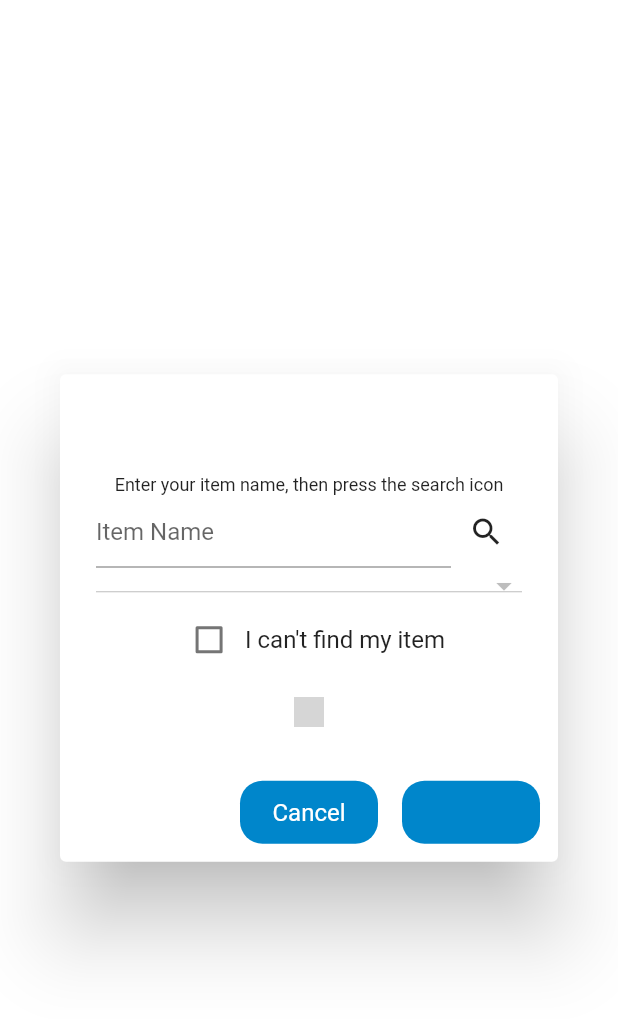
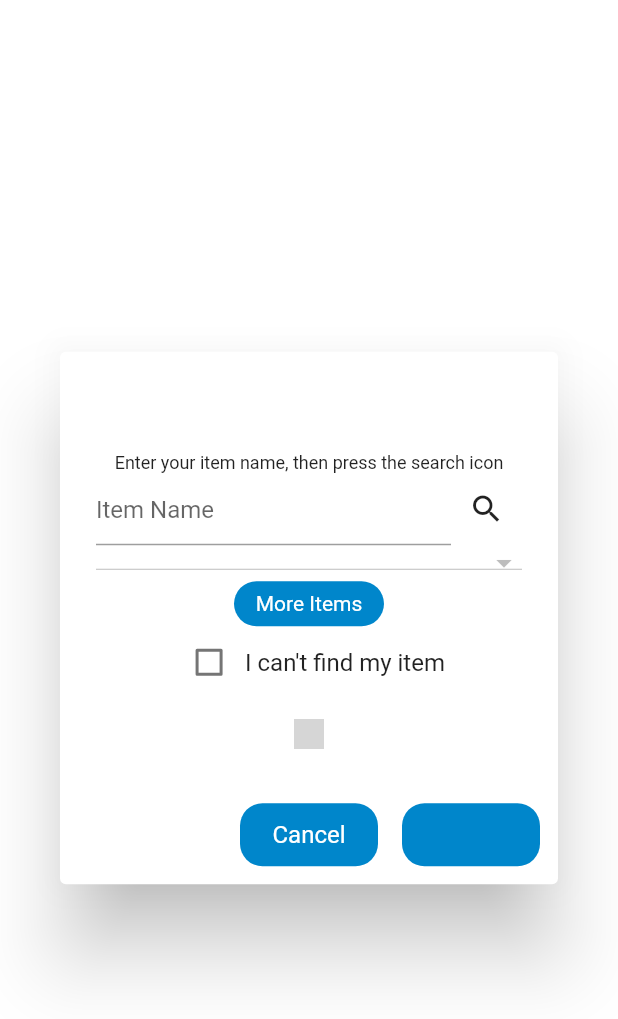
Before and after one commit to ListEverywhere/ListEverywhereApp, a Flutter app: the ItemDialog screen opened directly with empty values, after a tap on the "search" icon, on a phone screen of 412 x 824 dp. Shown: the top 1019 px of the screen. Run offline on Flutter 3.47's test engine with Material 2 defaults, Android fonts, the phone set to English and light mode, and no system bars; our stand-ins replace email_validator, flutter_secure_storage, font_awesome_flutter; accounts and stored records are empty; network calls fail; grey boxes are pictures that could not be loaded.

Commit message:
Lists - commit 14
- added "More items" option to item dialog
- moves page number up by 1

```diff
--- a/lib/constants.dart
+++ b/lib/constants.dart
@@ -1,8 +1,7 @@
 import 'package:flutter/material.dart';
 
-// String apiUrl = 'http://localhost:8080';
-String apiUrl =
-    'http://listeverywhereapi-env.eba-nsfgxj2p.us-east-1.elasticbeanstalk.com';
+String apiUrl = 'http://localhost:8080';
+// 'http://listeverywhereapi-env.eba-nsfgxj2p.us-east-1.elasticbeanstalk.com';
 
 const searchTypes = ['contains', 'starts', 'ends'];
 
--- a/lib/services/lists_service.dart
+++ b/lib/services/lists_service.dart
@@ -161,9 +161,10 @@ class ListsService {
   }
 
   /// Returns a list of items matching the given [search]
-  Future<List<ItemModel>> searchItemsByName(String search) async {
+  Future<List<ItemModel>> searchItemsByName(String search,
+      {int page_number = 0}) async {
     // encode search string to json
-    var searchData = jsonEncode({'search': search});
+    var searchData = jsonEncode({'search': search, 'pageNumber': page_number});
 
     // get user token
     String token = await userService.getTokenIfSet();
--- a/lib/widgets/item_dialog.dart
+++ b/lib/widgets/item_dialog.dart
@@ -67,6 +67,40 @@ class ItemDialogState extends State<ItemDialog> {
   /// Form Key
   final _formKey = GlobalKey<FormState>();
 
+  /// Page number
+  int pageNumber = 0;
+
+  /// Performs item search
+  void searchItems(BuildContext innerContext, bool resetPage) async {
+    // search icon pressed, search items
+    if (widget.listsService == null) {
+      throw Exception('listsService is required.');
+    }
+    if (resetPage) {
+      // reset the page number
+      pageNumber = 0;
+    }
+    await widget.listsService!
+        .searchItemsByName(itemName.text, page_number: pageNumber)
+        .then((value) {
+      if (value.isEmpty) {
+      } else {
+        // update items value and set current item to first
+        setState(() {
+          print(value);
+          items = value;
+          newItem = items.first;
+        });
+      }
+    }).onError((error, stackTrace) {
+      // display error that items failed to load
+      ScaffoldMessenger.of(innerContext).showSnackBar(const SnackBar(
+        content: Text('Failed to get items.'),
+        backgroundColor: errorColor,
+      ));
+    });
+  }
+
   @override
   void initState() {
     super.initState();
@@ -114,30 +148,8 @@ class ItemDialogState extends State<ItemDialog> {
                     if (!isCustom)
                       Expanded(
                         child: IconButton(
-                            onPressed: () async {
-                              // search icon pressed, search items
-                              if (widget.listsService == null) {
-                                throw Exception('listsService is required.');
-                              }
-                              await widget.listsService!
-                                  .searchItemsByName(itemName.text)
-                                  .then((value) {
-                                if (value.isEmpty) {
-                                } else {
-                                  // update items value and set current item to first
-                                  setState(() {
-                                    items = value;
-                                    newItem = items.first;
-                                  });
-                                }
-                              }).onError((error, stackTrace) {
-                                // display error that items failed to load
-                                ScaffoldMessenger.of(innerContext)
-                                    .showSnackBar(const SnackBar(
-                                  content: Text('Failed to get items.'),
-                                  backgroundColor: errorColor,
-                                ));
-                              });
+                            onPressed: () {
+                              searchItems(innerContext, true);
                             },
                             icon: const Icon(Icons.search)),
                       ),
@@ -162,6 +174,22 @@ class ItemDialogState extends State<ItemDialog> {
                         newItem = value;
                       });
                     },
+                  ),
+                if (!isCustom)
+                  SizedBox(
+                    height: 30,
+                    width: 100,
+                    child: ReusableButton(
+                      text: "More Items",
+                      textColor: Colors.white,
+                      fontSize: 14,
+                      onTap: () {
+                        if (items.isNotEmpty) {
+                          pageNumber++;
+                          searchItems(innerContext, false);
+                        }
+                      },
+                    ),
                   ),
                 // hide checkbox when updating items
                 if (!widget.hideCheckbox)
```
